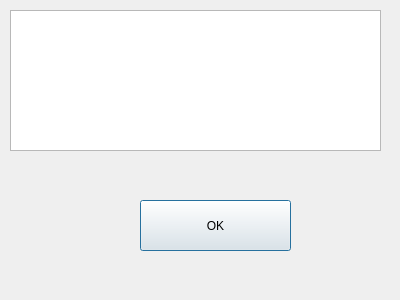
Old version of the form TaskClient/Forms/messagewindow.ui in the repository silencer31/otus-cpp-prof-hw-14-client.
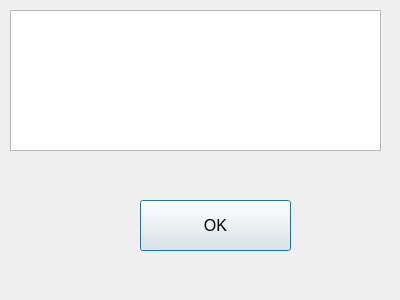
New version of the form.

Diff of the .ui file:
```diff
--- a/TaskClient/Forms/messagewindow.ui
+++ b/TaskClient/Forms/messagewindow.ui
@@ -32,6 +32,11 @@
      <height>51</height>
     </rect>
    </property>
+   <property name="font">
+    <font>
+     <pointsize>12</pointsize>
+    </font>
+   </property>
    <property name="text">
     <string>OK</string>
    </property>
```
Left out of the diff: 5 changed lines with no effect on the pictures.
